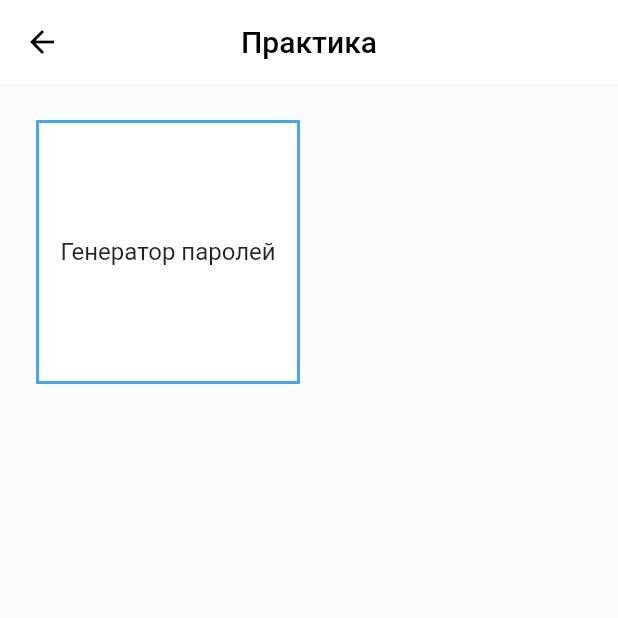
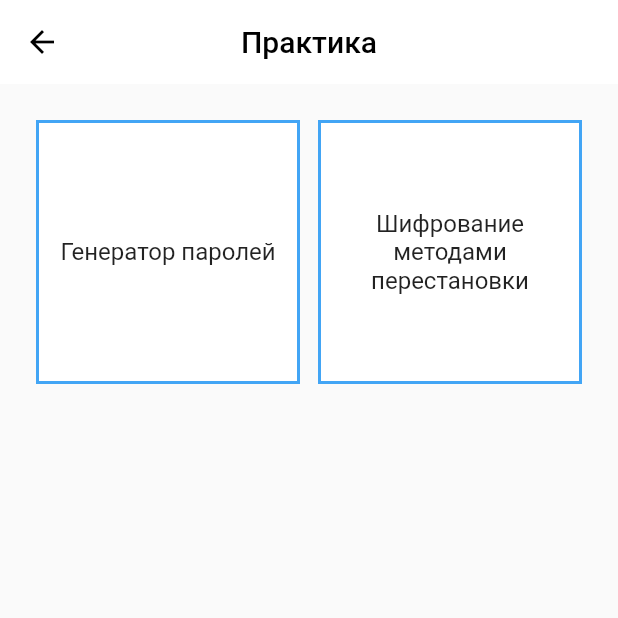
Before and after one commit to farti22/utwd-poci-book, a Flutter app: the Practice screen opened directly, on a phone screen of 412 x 824 dp, the top half of it. Run offline on Flutter 3.47's test engine with Material 2 defaults, Android fonts, the phone set to English and light mode, and no system bars; our stand-ins replace cloud_firestore, firebase_core, flutter_html; accounts and stored records are empty.

```diff
--- a/lib/widgets/practice/practice.dart
+++ b/lib/widgets/practice/practice.dart
@@ -1,10 +1,13 @@
 import 'package:flutter/material.dart';
 import 'package:flutter_poci_book/widgets/practice/widgets/password_gen/view.dart';
+import 'package:flutter_poci_book/widgets/practice/widgets/permutation_encrypt/view.dart';
 
 class PracticeTask extends StatefulWidget {
+  final String title;
   final Widget route;
 
-  const PracticeTask({Key? key, required this.route}) : super(key: key);
+  const PracticeTask({Key? key, required this.title, required this.route})
+      : super(key: key);
 
   @override
   _PracticeTaskState createState() => _PracticeTaskState();
@@ -30,11 +33,11 @@ class _PracticeTaskState extends State<PracticeTask> {
         },
         child: Container(
           padding: const EdgeInsets.all(8),
-          child: const Center(
+          child: Center(
             child: Text(
-              "Генератор паролей",
+              widget.title,
               textAlign: TextAlign.center,
-              style: TextStyle(
+              style: const TextStyle(
                 fontSize: 16,
               ),
             ),
@@ -74,7 +77,11 @@ class _PracticeState extends State<Practice> {
           mainAxisSpacing: 12,
           crossAxisCount: 2,
           children: const <Widget>[
-            PracticeTask(route: PasswordGeneratorView()),
+            PracticeTask(
+                title: "Генератор паролей", route: PasswordGeneratorView()),
+            PracticeTask(
+                title: "Шифрование методами перестановки",
+                route: PermutationEncrypt()),
           ],
         ),
       ),
```
